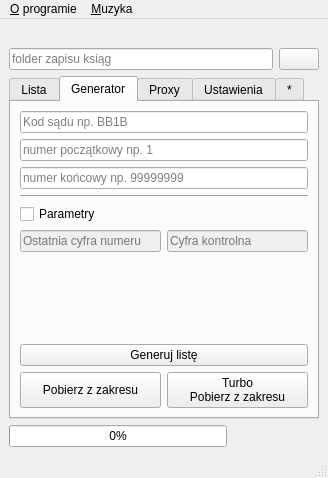
Old version of the form eKW_pobieracz.ui in the repository Rzezimioszek/eKW-pobieracz.
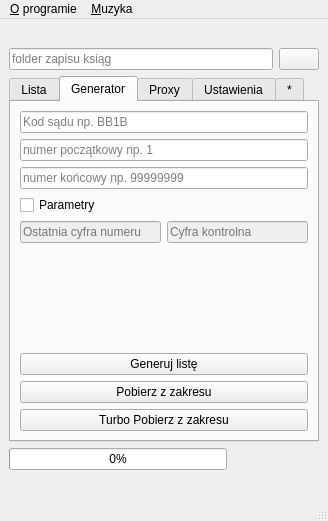
New version of the form. The open tabs and pages were chosen to show the change. Icons and pictures are not drawn.

```diff
--- a/eKW_pobieracz.ui
+++ b/eKW_pobieracz.ui
@@ -10,13 +10,13 @@
     <x>0</x>
     <y>0</y>
     <width>328</width>
-    <height>478</height>
+    <height>521</height>
    </rect>
   </property>
   <property name="minimumSize">
    <size>
     <width>328</width>
-    <height>478</height>
+    <height>521</height>
    </size>
   </property>
   <property name="maximumSize">
@@ -73,12 +73,6 @@
       <property name="styleSheet">
        <string notr="true"/>
       </property>
-      <property name="tabPosition">
-       <enum>QTabWidget::North</enum>
-      </property>
-      <property name="tabShape">
-       <enum>QTabWidget::Rounded</enum>
-      </property>
       <property name="currentIndex">
        <number>0</number>
       </property>
@@ -230,13 +224,6 @@
           </item>
          </layout>
         </item>
-        <item>
-         <widget class="Line" name="line_2">
-          <property name="orientation">
-           <enum>Qt::Horizontal</enum>
-          </property>
-         </widget>
-        </item>
         <item>
          <widget class="QCheckBox" name="chParams">
           <property name="text">
@@ -279,9 +266,6 @@
         </item>
         <item>
          <spacer name="verticalSpacer_2">
-          <property name="orientation">
-           <enum>Qt::Vertical</enum>
-          </property>
           <property name="sizeHint" stdset="0">
            <size>
             <width>20</width>
@@ -300,6 +284,7 @@
           </property>
           <property name="font">
            <font>
+            <weight>50</weight>
             <bold>false</bold>
            </font>
           </property>
@@ -312,20 +297,16 @@
          </widget>
         </item>
         <item>
-         <layout class="QHBoxLayout" name="horizontalLayout_9">
-          <property name="topMargin">
-           <number>0</number>
-          </property>
-          <item>
            <widget class="QPushButton" name="btnGenSave">
             <property name="sizePolicy">
-             <sizepolicy hsizetype="Expanding" vsizetype="Preferred">
+           <sizepolicy hsizetype="Expanding" vsizetype="Fixed">
               <horstretch>0</horstretch>
               <verstretch>0</verstretch>
              </sizepolicy>
             </property>
             <property name="font">
              <font>
+            <weight>50</weight>
               <bold>false</bold>
              </font>
             </property>
@@ -340,23 +321,21 @@
           <item>
            <widget class="QPushButton" name="btnGenSaveTurbo">
             <property name="sizePolicy">
-             <sizepolicy hsizetype="Expanding" vsizetype="Preferred">
+           <sizepolicy hsizetype="Expanding" vsizetype="Fixed">
               <horstretch>0</horstretch>
               <verstretch>0</verstretch>
              </sizepolicy>
             </property>
             <property name="font">
              <font>
+            <weight>50</weight>
               <bold>false</bold>
              </font>
             </property>
             <property name="text">
-             <string>Turbo
-Pobierz z zakresu</string>
-            </property>
-           </widget>
-          </item>
-         </layout>
+           <string>Turbo Pobierz z zakresu</string>
+          </property>
+         </widget>
         </item>
        </layout>
       </widget>
@@ -1037,6 +1016,13 @@
       </item>
      </layout>
     </item>
+    <item>
+     <widget class="QLabel" name="lblStatus">
+      <property name="text">
+       <string/>
+      </property>
+     </widget>
+    </item>
    </layout>
   </widget>
   <widget class="QMenuBar" name="menubar">
```
Left out of the diff: 79 changed lines with no effect on the pictures. Lines whose indentation alone changed are shown as unchanged.
